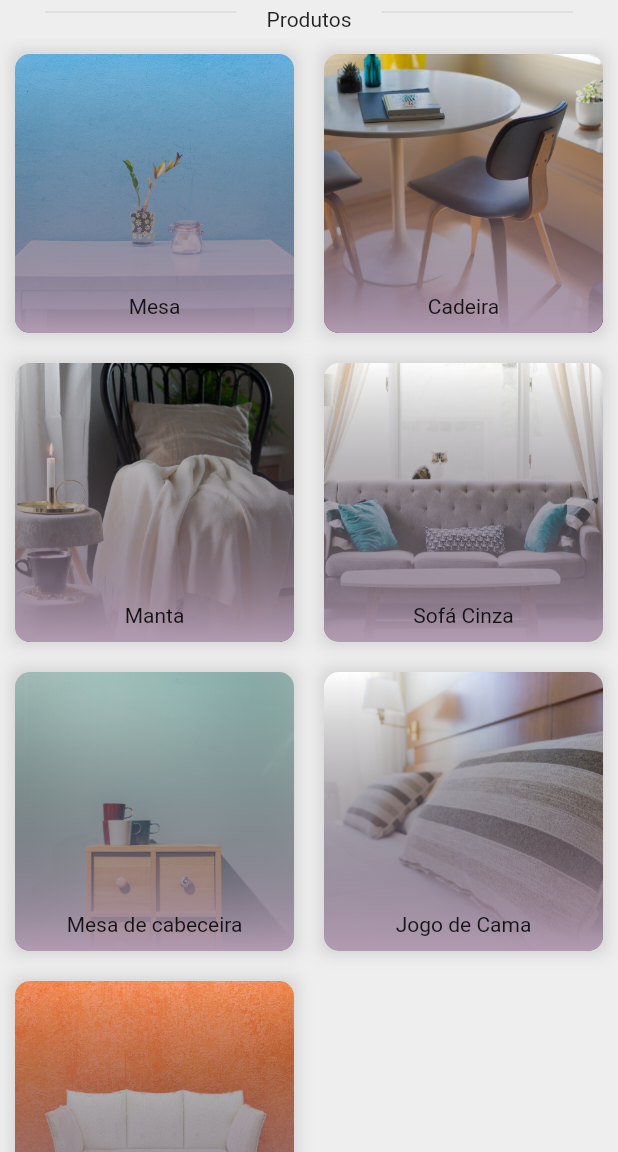
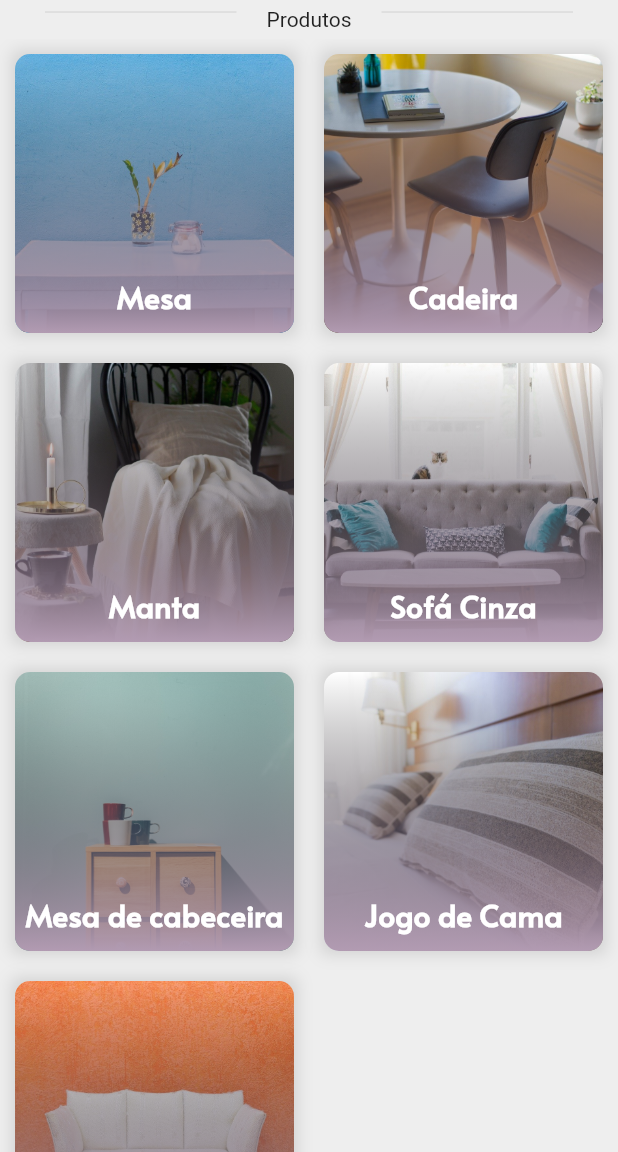
Before and after one commit to icarosolon/flutter-lojinha, a Flutter app: the screen it shows after launch, on a phone screen of 412 x 824 dp, the part 84-1236 px from its top. Run offline on Flutter 3.47's test engine with Material 2 defaults, Android fonts, the phone set to English and light mode, and no system bars.

Commit message:
06 - Configurações de Detalhes

```diff
--- a/lib/main.dart
+++ b/lib/main.dart
@@ -1,8 +1,9 @@
-import 'dart:ffi';
+//import 'dart:ffi';
 
 import 'package:flutter/material.dart';
 import 'package:lojinha/paginas/carrinho.dart';
 import 'package:lojinha/paginas/detalhes.dart';
+import 'package:lojinha/paleta_cores.dart';
 import 'package:lojinha/widgets/appbar_customizada.dart';
 import 'package:lojinha/widgets/grid_produtos.dart';
 
@@ -22,7 +23,11 @@ class MyApp extends StatelessWidget {
       title: 'Flutter Demo',
       debugShowCheckedModeBanner: false,
       theme: ThemeData(
-        primarySwatch: Colors.red,
+        primarySwatch: PaletaCores().lilas,
+        textTheme: TextTheme(
+          headline1: TextStyle(fontSize: 20, fontFamily: 'Alata', fontWeight: FontWeight.bold, color: Colors.black),
+          headline2: TextStyle(fontSize: 20, fontFamily: 'Alata', fontWeight: FontWeight.bold, color: Colors.white),
+        )
       ),
       home: Inicio(),
     );
--- a/lib/paginas/detalhes.dart
+++ b/lib/paginas/detalhes.dart
@@ -21,7 +21,7 @@ class Detalhes extends StatelessWidget {
       child: Scaffold(
         backgroundColor: Colors.transparent,
         appBar: AppBarCustomizada(titulo: 'Detalhes', ehCarrinho: false),
-        body: FlatButton(
+        body: OutlinedButton(
           onPressed: (){
             Navigator.pushNamed(context, '/carrinho');
           },
@@ -29,7 +29,7 @@ class Detalhes extends StatelessWidget {
             alignment: Alignment.bottomCenter,
             child: Container(
               margin: EdgeInsets.all(16),
-              height: 200,
+              height: 220,
                 child: CardDetalhes(movel: movel,)
             ),
           ),
--- /dev/null
+++ b/lib/paleta_cores.dart
@@ -0,0 +1,20 @@
+import 'package:flutter/cupertino.dart';
+import 'package:flutter/material.dart';
+
+class PaletaCores{
+  static Map<int,Color> _amostraLilas ={
+    50: Color.fromRGBO(178, 155, 178, 0.05),
+    100: Color.fromRGBO(178, 155, 178, 0.1),
+    200: Color.fromRGBO(178, 155, 178, 0.2),
+    300: Color.fromRGBO(178, 155, 178, 0.3),
+    400: Color.fromRGBO(178, 155, 178, 0.4),
+    500: Color.fromRGBO(178, 155, 178, 0.5),
+    600: Color.fromRGBO(178, 155, 178, 0.6),
+    700: Color.fromRGBO(178, 155, 178, 0.7),
+    800: Color.fromRGBO(178, 155, 178, 0.8),
+    900: Color.fromRGBO(178, 155, 178, 0.9),
+
+  };
+
+  MaterialColor lilas = MaterialColor(0xffb29bb2, _amostraLilas);
+}
--- a/lib/widgets/degrade_grid_produtos.dart
+++ b/lib/widgets/degrade_grid_produtos.dart
@@ -12,7 +12,7 @@ class DegradeGridProdutos extends StatelessWidget {
           end: Alignment.bottomCenter,
           colors: [
             Colors.transparent,
-            Color.fromRGBO(178, 155, 178, 1)
+            Theme.of(context).primaryColor
           ]
         )
       ),
--- a/lib/widgets/elemento_grid_produtos.dart
+++ b/lib/widgets/elemento_grid_produtos.dart
@@ -36,7 +36,7 @@ class ElementoGridProdutos extends StatelessWidget {
               imagem: this.movel.foto
               ),
               DegradeGridProdutos(),
-              TituloElementoProdutos(titulo: this.movel.titulo),
+              TituloElementoProdutos(titulo: this.movel.titulo,),
             ],
           ),
         ),
--- a/lib/widgets/titulo_elemento_produtos.dart
+++ b/lib/widgets/titulo_elemento_produtos.dart
@@ -10,7 +10,7 @@ class TituloElementoProdutos extends StatelessWidget {
   Widget build(BuildContext context) {
     return Positioned(
       bottom: 10,
-    child: Text(this.titulo)
+    child: Text(this.titulo, style: Theme.of(context).textTheme.headline2,)
     );
   }
 }
```
Also changed, not shown: lib/widgets/card_detalhes.dart (+18 -1 lines), lib/widgets/texto_card_detalhes.dart (+9 -4 lines), pubspec.yaml (+5 -11 lines), utilidades/assets/fontes/Alata/OFL.txt (added, +93 -0 lines), pubspec.lock, utilidades/assets/fontes/Alata/Alata-Regular.ttf (added), 2 other files.
